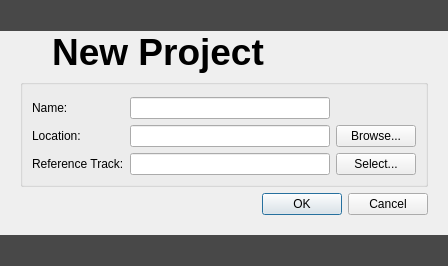
Iconoclasteinc/tgit, file resources/ui/new_project_page.ui: the form before one commit.
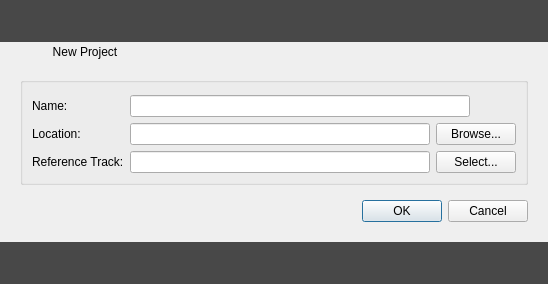
The form after the commit. Icons and pictures are not drawn.

Commit message: Remove leftover resources and adjust text size on the welcome and new project pages.

What changed in the file:
```diff
--- a/resources/ui/new_project_page.ui
+++ b/resources/ui/new_project_page.ui
@@ -6,8 +6,8 @@
    <rect>
     <x>0</x>
     <y>0</y>
-    <width>430</width>
-    <height>266</height>
+    <width>530</width>
+    <height>284</height>
    </rect>
   </property>
   <property name="styleSheet">
@@ -35,6 +35,9 @@
       <bool>true</bool>
      </property>
      <layout class="QVBoxLayout" name="verticalLayout_6">
+      <property name="spacing">
+       <number>15</number>
+      </property>
       <property name="sizeConstraint">
        <enum>QLayout::SetFixedSize</enum>
       </property>
@@ -73,13 +76,6 @@
         </item>
         <item>
          <widget class="QLabel" name="_title">
-          <property name="font">
-           <font>
-            <pointsize>28</pointsize>
-            <weight>75</weight>
-            <bold>true</bold>
-           </font>
-          </property>
           <property name="styleSheet">
            <string notr="true"/>
           </property>
@@ -144,7 +140,7 @@
              <widget class="QLineEdit" name="_name">
               <property name="minimumSize">
                <size>
-                <width>200</width>
+                <width>300</width>
                 <height>0</height>
                </size>
               </property>
@@ -156,7 +152,7 @@
                <bool>false</bool>
               </property>
               <property name="text">
-               <string> </string>
+               <string/>
               </property>
               <property name="flat">
                <bool>true</bool>
@@ -195,7 +191,7 @@
              <widget class="QLineEdit" name="_location">
               <property name="minimumSize">
                <size>
-                <width>200</width>
+                <width>300</width>
                 <height>0</height>
                </size>
               </property>
@@ -240,7 +236,7 @@
              <widget class="QLineEdit" name="_reference_track">
               <property name="minimumSize">
                <size>
-                <width>200</width>
+                <width>300</width>
                 <height>0</height>
                </size>
               </property>
```
Left out of the diff: 3 changed lines with no effect on the pictures. The commit also changes 9 other files.
